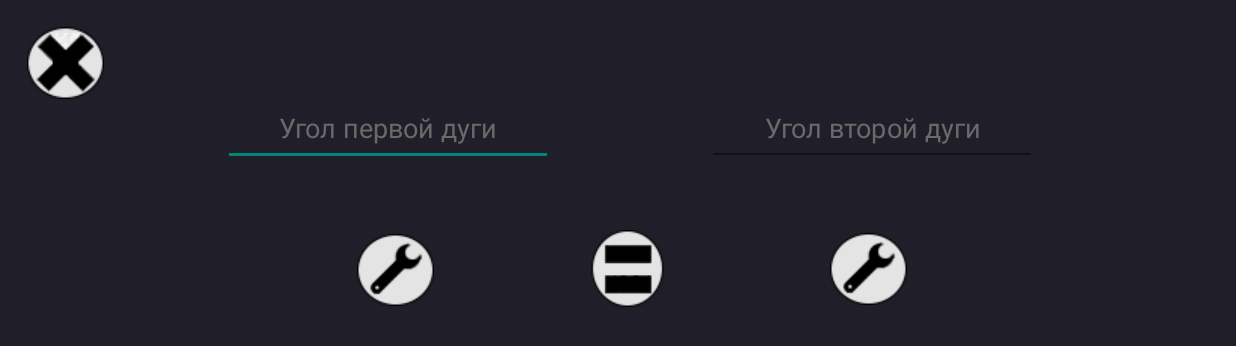
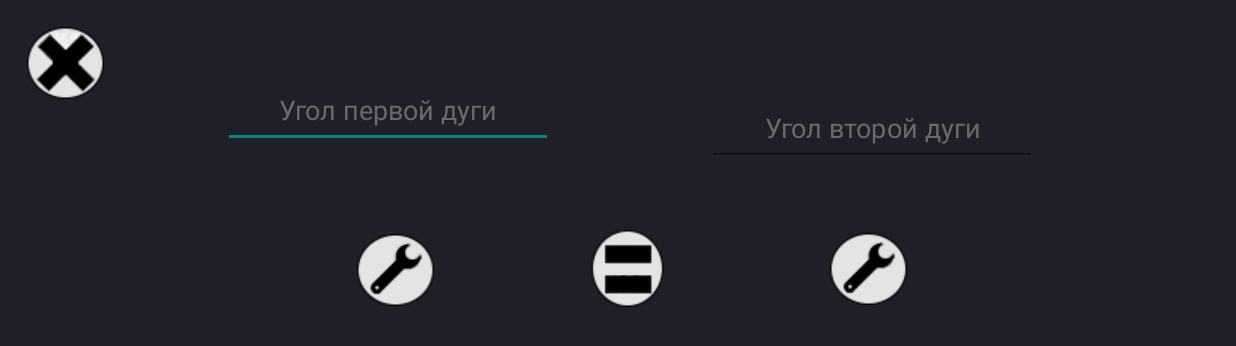
Before and after one commit to Nowikow/KobbaApp, an Android app: the screen it shows after launch (MainActivity), on a phone screen of 824 x 412 dp (held sideways). Shown: the top 346 px of the screen. Run offline under Robolectric (Android 15) with nearby library versions, the phone set to English and light mode, and no system bars.

Commit message:
main app first commit

```diff
--- a/app/src/main/res/layout/activity_main.xml
+++ b/app/src/main/res/layout/activity_main.xml
@@ -26,7 +26,7 @@
         app:layout_constraintHorizontal_bias="0.246"
         app:layout_constraintStart_toStartOf="parent"
         app:layout_constraintTop_toTopOf="parent"
-        app:layout_constraintVertical_bias="0.168" />
+        app:layout_constraintVertical_bias="0.135" />
 
     <EditText
         android:id="@+id/angleDiffTwo"
```
